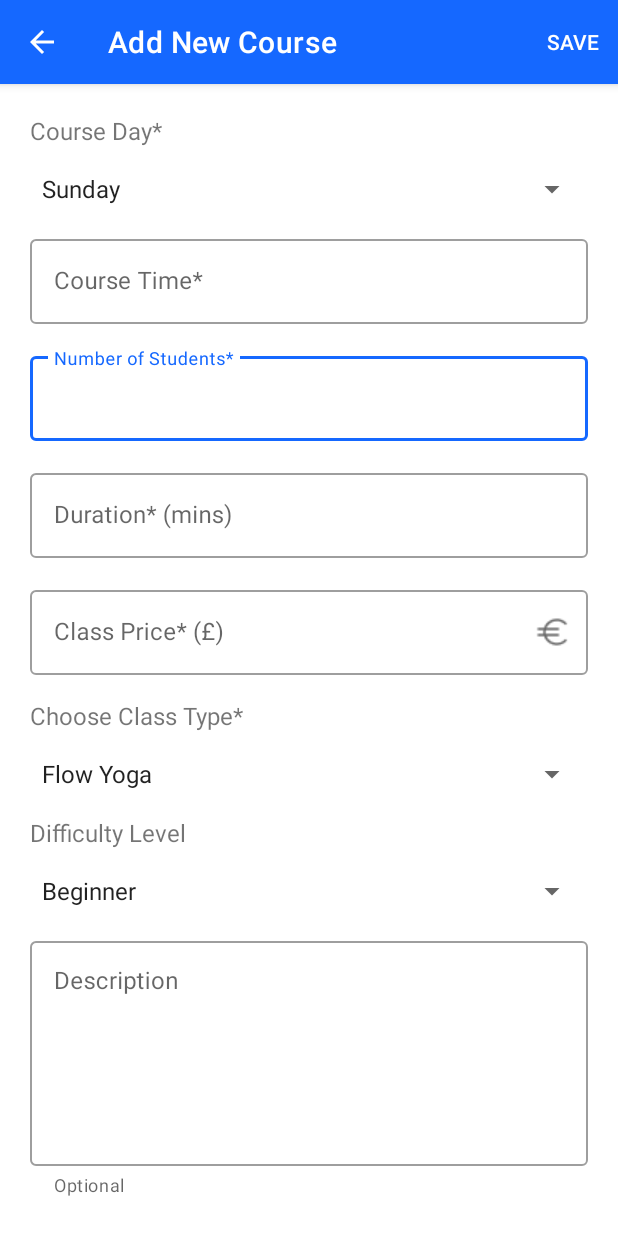
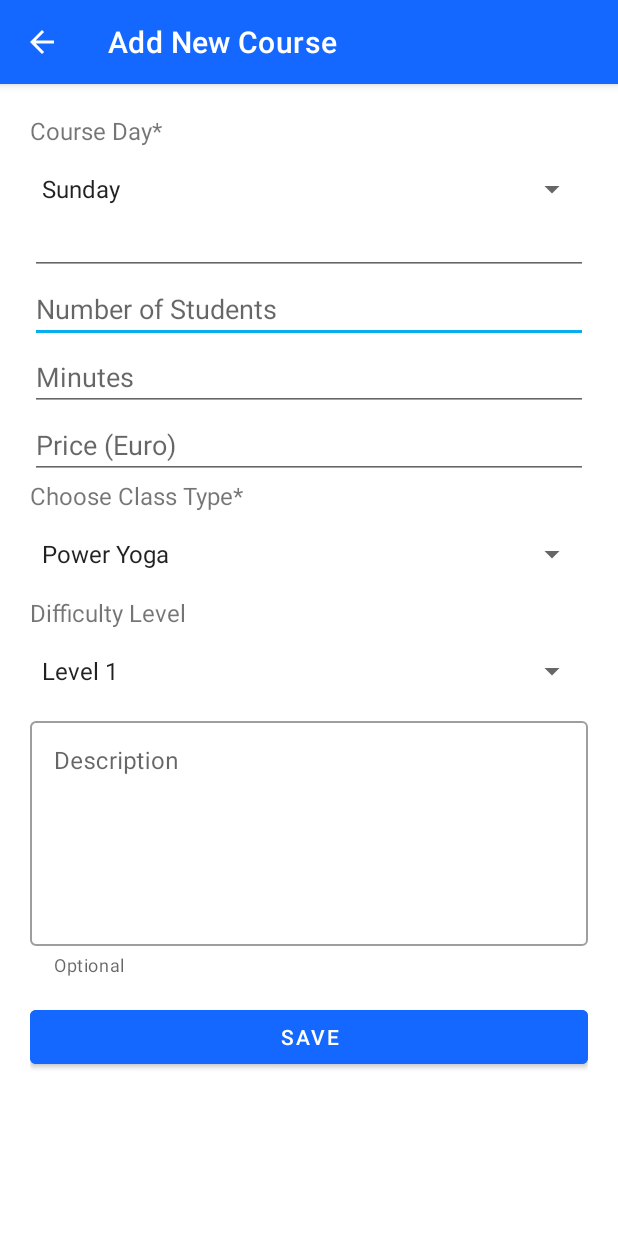
Before and after one commit to HtetLynnAung/UniversalYOGAAdmin, an Android app: the AddCourse screen opened directly, with no data from a screen before it, on a phone screen of 412 x 824 dp. Run offline under Robolectric (Android 15) with nearby library versions, the phone set to English and light mode, and no system bars.

Commit message:
add save button at bottom

```diff
--- a/app/src/main/java/com/example/universalyogaadmin/activities/AddCourse.java
+++ b/app/src/main/java/com/example/universalyogaadmin/activities/AddCourse.java
@@ -7,6 +7,7 @@ import android.view.Menu;
 import android.view.MenuInflater;
 import android.view.MenuItem;
 import android.widget.Button;
+import android.widget.EditText;
 import android.widget.Spinner;
 import android.widget.Toast;
 
@@ -25,11 +26,13 @@ public class AddCourse extends AppCompatActivity {
 
     private Spinner spinnerDayOfWeek, spinnerClassType, spinnerDifficultyLevel;
 
-    private TextInputEditText editTextTime, editTextCapacity, editTextDescription, editTextPrice, editTextDuration;
+    private TextInputEditText editTextDescription;
 
-    private Button btnSave;
+    private Button buttonSave;
 
     private DBHelper DBHelper;
+
+    private EditText editTextCapacity, editTextDuration, editTextPrice, editTextTime;
 
     @Override
     protected void onCreate(Bundle savedInstanceState) {
@@ -42,9 +45,12 @@ public class AddCourse extends AppCompatActivity {
 
         setupFindViewByIds();
 
+
         DBHelper = new DBHelper(this);
 
         setUpTimePicker();
+
+        buttonSave.setOnClickListener(view -> validateAndSubmit());
     }
 
     private void setupFindViewByIds() {
@@ -56,6 +62,7 @@ public class AddCourse extends AppCompatActivity {
         editTextDuration = findViewById(R.id.editTextDuration);
         editTextPrice = findViewById(R.id.editTextPrice);
         editTextDescription = findViewById(R.id.editTextDescription);
+        buttonSave = findViewById(R.id.buttonSave);
     }
 
     private void setUpTimePicker() {
@@ -68,7 +75,7 @@ public class AddCourse extends AppCompatActivity {
     }
 
     private void showTimePickerDialog() {
-        // Initialize TimePickerDialog with current time as default
+
         Calendar calendar = Calendar.getInstance();
         int hour = calendar.get(Calendar.HOUR_OF_DAY);
         int minute = calendar.get(Calendar.MINUTE);
@@ -77,13 +84,13 @@ public class AddCourse extends AppCompatActivity {
         TimePickerDialog timePickerDialog = new TimePickerDialog(
                 this,
                 (view, selectedHour, selectedMinute) -> {
-                    // Format selected time and set to EditText
+
                     String formattedTime = String.format(Locale.getDefault(), "%02d:%02d", selectedHour, selectedMinute);
                     editTextTime.setText(formattedTime);
                 },
                 hour,
                 minute,
-                true // Use 24-hour format, set to false if 12-hour format is needed
+                true
         );
 
         timePickerDialog.show();
@@ -91,7 +98,7 @@ public class AddCourse extends AppCompatActivity {
 
 
     private void validateAndSubmit() {
-        // Validate required fields
+
         String day = spinnerDayOfWeek.getSelectedItem().toString();
         String time = editTextTime.getText().toString().trim();
         String capacity = editTextCapacity.getText().toString().trim();
@@ -100,18 +107,18 @@ public class AddCourse extends AppCompatActivity {
         String classType = spinnerClassType.getSelectedItem().toString();
         String level = spinnerDifficultyLevel.getSelectedItem().toString();
 
-        // Check for empty fields and show errors
+
         if (day.isEmpty() || time.isEmpty() || capacity.isEmpty() || duration.isEmpty() || price.isEmpty() || classType.isEmpty()) {
             Toast.makeText(this, "Please fill in all required fields", Toast.LENGTH_SHORT).show();
             return;
         }
 
-        // Display entered details for confirmation
+
         showConfirmationDialog(day, time, capacity, duration, price, classType,level, editTextDescription.getText().toString());
     }
 
     private void showConfirmationDialog(String day, String time, String capacity, String duration, String price, String classType,String level, String description) {
-        // Show confirmation dialog or new activity
+
         new AlertDialog.Builder(this)
                 .setTitle("Confirm Details")
                 .setMessage("Day: " + day + "\nTime: " + time + "\nCapacity: " + capacity +
@@ -126,9 +133,7 @@ public class AddCourse extends AppCompatActivity {
     }
 
     private void saveToDatabase(String day, String time, int capacity, int duration, double price, String classType, String level, String description) {
-        // Save class details to the SQLite database
-        // Implementation of database insertion goes here
-        // Add the course to the database
+
         boolean isInserted = DBHelper.addCourseToDB(day, time, capacity, duration, price, classType, level, description, false);
         if (isInserted) {
             Toast.makeText(this, "Course added successfully!", Toast.LENGTH_SHORT).show();
@@ -137,23 +142,13 @@ public class AddCourse extends AppCompatActivity {
             Toast.makeText(this, "Failed to add course.", Toast.LENGTH_SHORT).show();
         }
     }
-    @Override
-    public boolean onCreateOptionsMenu(Menu menu) {
-        MenuInflater inflater = getMenuInflater();
-        inflater.inflate(R.menu.save_menu, menu);
-        return super.onCreateOptionsMenu(menu);
-    }
+
 
     @Override
     public boolean onOptionsItemSelected(MenuItem item) {
-        // Handle item selection.
-        Log.i("LOG", "search" + item.getItemId());
 
-        if(item.getItemId() == R.id.save) {
-            validateAndSubmit();
-            return true;
-        } else if (item.getItemId() == android.R.id.home) {
-            finish(); // or perform any custom action
+       if (item.getItemId() == android.R.id.home) {
+            finish();
             return true;
         } else {
             return super.onOptionsItemSelected(item);
--- a/app/src/main/java/com/example/universalyogaadmin/activities/CourseUpdateActivity.java
+++ b/app/src/main/java/com/example/universalyogaadmin/activities/CourseUpdateActivity.java
@@ -28,13 +28,14 @@ public class CourseUpdateActivity extends AppCompatActivity {
     private DBHelper DBHelper;
     private Button btnUpdate;
     private int courseID = -1;
+
     @Override
     protected void onCreate(Bundle savedInstanceState) {
         super.onCreate(savedInstanceState);
         EdgeToEdge.enable(this);
         setContentView(R.layout.activity_course_update);
 
-        getSupportActionBar().setTitle("Edit Class");
+        getSupportActionBar().setTitle("Edit Course");
         getSupportActionBar().setDisplayHomeAsUpEnabled(true);
 
         setupFindViewByIds();
--- a/app/src/main/res/layout/activity_create_course.xml
+++ b/app/src/main/res/layout/activity_create_course.xml
@@ -36,86 +36,38 @@
 
             <!-- Time of the Course -->
 
-            <com.google.android.material.textfield.TextInputLayout
-                android:id="@+id/textInputLayoutTimeOfCourse"
-                style="@style/Widget.MaterialComponents.TextInputLayout.OutlinedBox"
-                android:layout_width="match_parent"
-                android:layout_height="wrap_content"
-                android:layout_marginTop="16dp"
-                android:layout_marginBottom="16dp"
-                android:hint="@string/cc_time_of_course">
-
-                <com.google.android.material.textfield.TextInputEditText
+            <EditText
                 android:id="@+id/editTextTime"
                 android:layout_width="match_parent"
                 android:inputType="time"
-                    android:layout_height="wrap_content"
-                    />
-
-            </com.google.android.material.textfield.TextInputLayout>
-
+                android:layout_height="wrap_content"/>
 
             <!-- Capacity -->
 
-            <com.google.android.material.textfield.TextInputLayout
-                android:id="@+id/textField"
-                style="@style/Widget.MaterialComponents.TextInputLayout.OutlinedBox"
-                android:layout_width="match_parent"
-                android:layout_height="wrap_content"
-                android:layout_marginBottom="16dp"
-                android:hint="@string/cc_capacity">
-
-                <com.google.android.material.textfield.TextInputEditText
+            <EditText
                 android:id="@+id/editTextCapacity"
                 android:layout_width="match_parent"
                 android:inputType="number"
                 android:layout_height="wrap_content"
-                    />
-
-            </com.google.android.material.textfield.TextInputLayout>
+                android:hint="Number of Students"/>
 
             <!-- Duration -->
 
-            <com.google.android.material.textfield.TextInputLayout
-                android:id="@+id/textFieldDuration"
-                style="@style/Widget.MaterialComponents.TextInputLayout.OutlinedBox"
-                android:layout_width="match_parent"
-                android:layout_height="wrap_content"
-                android:layout_marginBottom="16dp"
-                android:hint="@string/cc_duration">
-
-                <com.google.android.material.textfield.TextInputEditText
+            <EditText
                 android:id="@+id/editTextDuration"
                 android:layout_width="match_parent"
                 android:inputType="number"
                 android:layout_height="wrap_content"
-                    />
-
-            </com.google.android.material.textfield.TextInputLayout>
-
+                android:hint="Minutes"/>
 
             <!-- Price -->
 
-            <com.google.android.material.textfield.TextInputLayout
-                android:id="@+id/textFieldPrice"
-                style="@style/Widget.MaterialComponents.TextInputLayout.OutlinedBox"
-                android:layout_width="match_parent"
-                android:layout_height="wrap_content"
-                android:layout_marginBottom="16dp"
-                app:endIconMode="custom"
-                app:endIconContentDescription="£"
-                app:endIconDrawable="@drawable/euro"
-                android:hint="@string/cc_price_per_class">
-
-                <com.google.android.material.textfield.TextInputEditText
+            <EditText
                 android:id="@+id/editTextPrice"
                 android:layout_width="match_parent"
                 android:inputType="numberDecimal"
                 android:layout_height="wrap_content"
-                    />
-
-            </com.google.android.material.textfield.TextInputLayout>
-
+                android:hint="Price (Euro)"/>
             <!-- Type of Class -->
             <TextView
                 android:layout_width="wrap_content"
@@ -166,7 +118,18 @@
 
             </com.google.android.material.textfield.TextInputLayout>
 
+            <Button
+                android:id="@+id/buttonSave"
+                android:layout_width="match_parent"
+                android:layout_height="wrap_content"
+                android:text="SAVE"
+                android:backgroundTint="@color/primary"
+                android:textColor="@android:color/white"
+                android:layout_marginTop="16dp"/>
 
+            <View
+                android:layout_width="match_parent"
+                android:layout_height="50dp"></View>
         </LinearLayout>
     </ScrollView>
 
--- a/app/src/main/res/values/days_of_week.xml
+++ b/app/src/main/res/values/days_of_week.xml
@@ -13,15 +13,18 @@
 
     <!-- Types of Class -->
     <string-array name="class_types">
-        <item>Flow Yoga</item>
-        <item>Aerial Yoga</item>
-        <item>Family Yoga</item>
+        <item>Power Yoga</item>
+        <item>Yin Yoga</item>
+        <item>Restorative  Yoga</item>
+        <item>Kundalini   Yoga</item>
     </string-array>
 
     <!-- Difficulty -->
     <string-array name="difficulty_levels">
-        <item>Beginner</item>
-        <item>Intermediate</item>
-        <item>Professional</item>
+        <item>Level 1</item>
+        <item>Level 2</item>
+        <item>Level 3</item>
+        <item>Level 4</item>
+        <item>Level 5</item>
     </string-array>
 </resources>
```
Also changed, not shown: app/src/main/java/com/example/universalyogaadmin/activities/AddClass.java (+13 -16 lines), app/src/main/res/layout/activity_create_class.xml (+20 -33 lines). Lines whose indentation alone changed are shown as unchanged.
